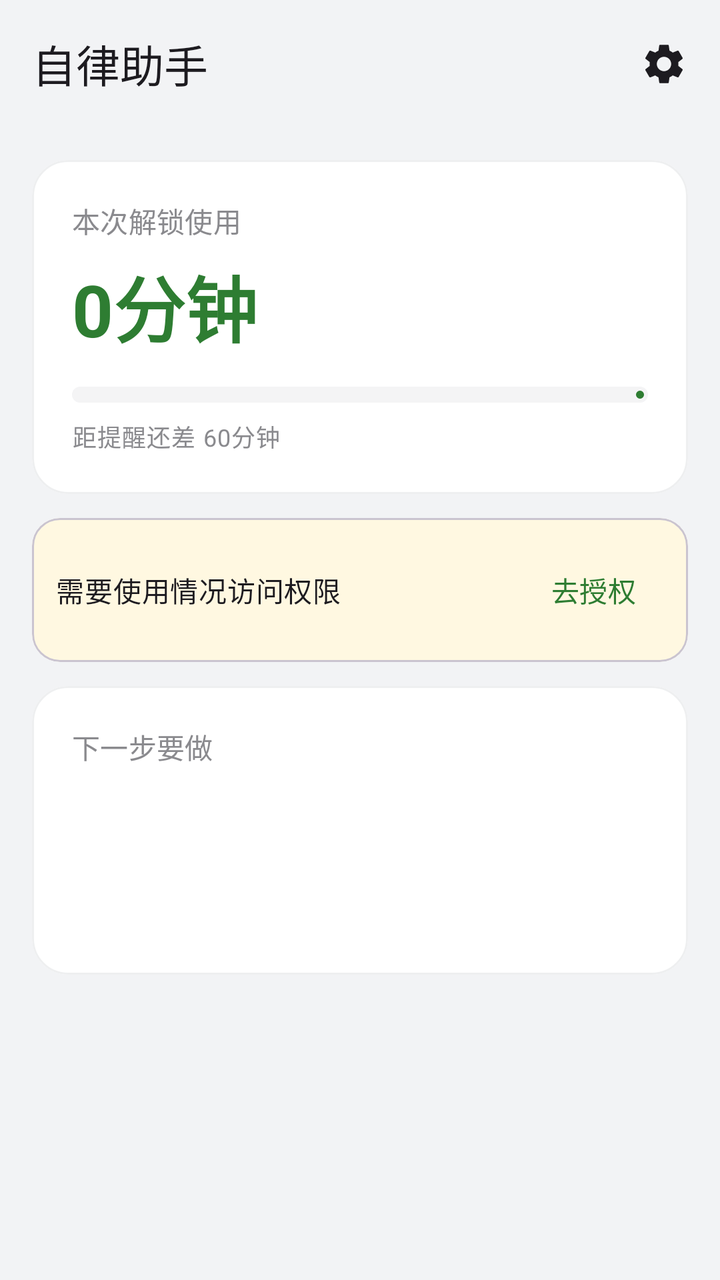
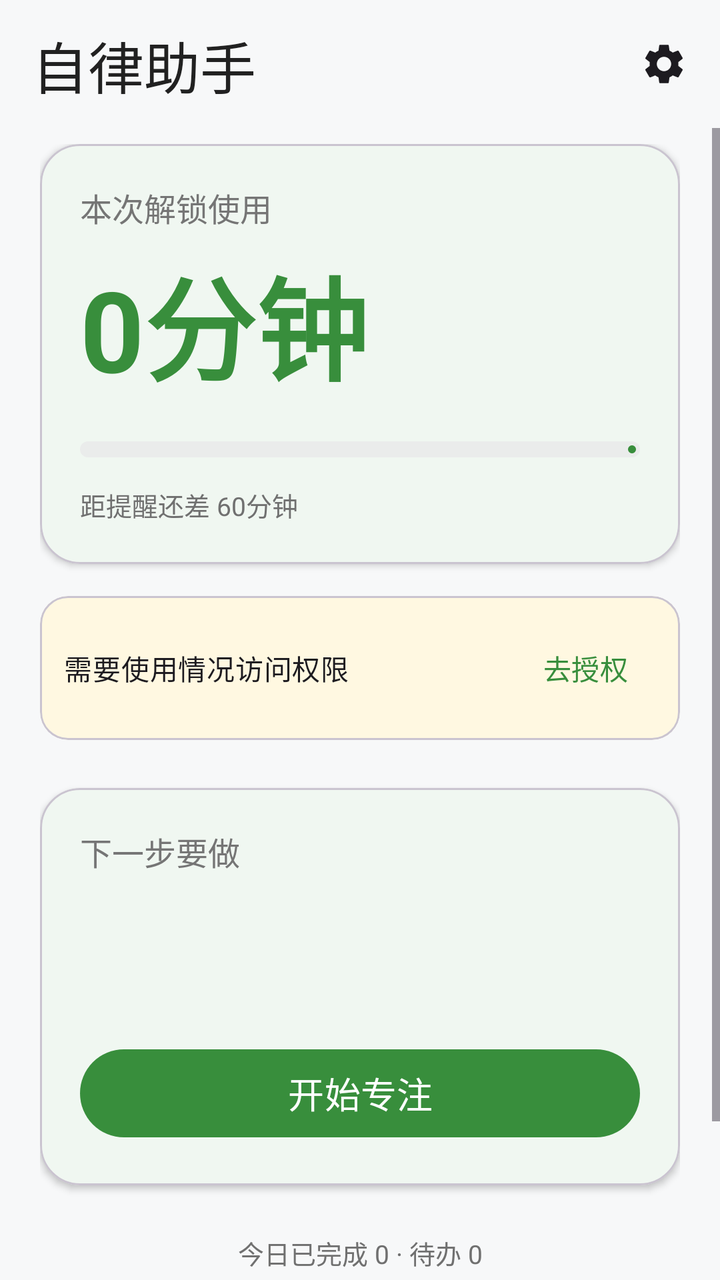

An Android layout rendered at two revisions. The XML below is the earlier revision; the diff shows what the commit changed to produce the second picture.
<!-- AndroidManifest.xml: application theme Theme.SelfDiscipline -->
<!-- res/layout/activity_main.xml -->
<?xml version="1.0" encoding="utf-8"?>
<LinearLayout xmlns:android="http://schemas.android.com/apk/res/android"
    xmlns:app="http://schemas.android.com/apk/res-auto"
    android:layout_width="match_parent"
    android:layout_height="match_parent"
    android:background="@color/bg"
    android:orientation="vertical">

    <com.google.android.material.appbar.MaterialToolbar
        android:id="@+id/toolbar"
        android:layout_width="match_parent"
        android:layout_height="?attr/actionBarSize"
        android:background="@color/bg"
        app:title="自律助手"
        app:titleTextAppearance="?attr/textAppearanceTitleLarge">

        <ImageView
            android:id="@+id/btnSettings"
            android:layout_width="40dp"
            android:layout_height="40dp"
            android:layout_gravity="end"
            android:layout_marginEnd="8dp"
            android:background="?attr/selectableItemBackgroundBorderless"
            android:contentDescription="设置"
            android:padding="8dp"
            android:src="@drawable/ic_settings" />
    </com.google.android.material.appbar.MaterialToolbar>

    <ScrollView
        android:layout_width="match_parent"
        android:layout_height="match_parent"
        android:fillViewport="true">

        <LinearLayout
            android:layout_width="match_parent"
            android:layout_height="wrap_content"
            android:orientation="vertical"
            android:padding="16dp">

            
            <com.google.android.material.card.MaterialCardView
                android:layout_width="match_parent"
                android:layout_height="wrap_content"
                app:cardBackgroundColor="@color/surface"
                app:cardCornerRadius="18dp"
                app:cardElevation="0dp"
                app:strokeColor="#EEEFF0"
                app:strokeWidth="1dp">

                <LinearLayout
                    android:layout_width="match_parent"
                    android:layout_height="wrap_content"
                    android:orientation="vertical"
                    android:padding="20dp">

                    <TextView
                        android:layout_width="wrap_content"
                        android:layout_height="wrap_content"
                        android:text="本次解锁使用"
                        android:textAppearance="?attr/textAppearanceLabelLarge"
                        android:textColor="@color/text_secondary" />

                    <TextView
                        android:id="@+id/tvUsage"
                        android:layout_width="wrap_content"
                        android:layout_height="wrap_content"
                        android:layout_marginTop="6dp"
                        android:text="0分钟"
                        android:textAppearance="?attr/textAppearanceDisplaySmall"
                        android:textColor="@color/primary"
                        android:textStyle="bold" />

                    <com.google.android.material.progressindicator.LinearProgressIndicator
                        android:id="@+id/progressUsage"
                        android:layout_width="match_parent"
                        android:layout_height="wrap_content"
                        android:layout_marginTop="14dp"
                        android:max="100"
                        app:indicatorColor="@color/primary"
                        app:trackColor="@color/surface_variant"
                        app:trackCornerRadius="4dp"
                        app:trackThickness="8dp" />

                    <TextView
                        android:id="@+id/tvUsageHint"
                        android:layout_width="wrap_content"
                        android:layout_height="wrap_content"
                        android:layout_marginTop="8dp"
                        android:text="距提醒还差 60分钟"
                        android:textAppearance="?attr/textAppearanceBodySmall"
                        android:textColor="@color/text_secondary" />
                </LinearLayout>
            </com.google.android.material.card.MaterialCardView>

            
            <com.google.android.material.card.MaterialCardView
                android:id="@+id/cardPermission"
                android:layout_width="match_parent"
                android:layout_height="wrap_content"
                android:layout_marginTop="12dp"
                app:cardBackgroundColor="#FFF8E1"
                app:cardCornerRadius="14dp"
                app:cardElevation="0dp">

                <LinearLayout
                    android:layout_width="match_parent"
                    android:layout_height="wrap_content"
                    android:gravity="center_vertical"
                    android:orientation="horizontal"
                    android:padding="12dp">

                    <TextView
                        android:layout_width="0dp"
                        android:layout_height="wrap_content"
                        android:layout_weight="1"
                        android:text="需要使用情况访问权限"
                        android:textAppearance="?attr/textAppearanceBodyMedium" />

                    <com.google.android.material.button.MaterialButton
                        android:id="@+id/btnGrantPermission"
                        android:layout_width="wrap_content"
                        android:layout_height="wrap_content"
                        android:minWidth="0dp"
                        android:paddingStart="14dp"
                        android:paddingEnd="14dp"
                        android:text="去授权"
                        style="@style/Widget.Material3.Button.TextButton" />
                </LinearLayout>
            </com.google.android.material.card.MaterialCardView>

            
            <com.google.android.material.card.MaterialCardView
                android:id="@+id/cardNextTask"
                android:layout_width="match_parent"
                android:layout_height="wrap_content"
                android:layout_marginTop="12dp"
                android:clickable="true"
                android:focusable="true"
                android:foreground="?attr/selectableItemBackground"
                app:cardBackgroundColor="@color/surface"
                app:cardCornerRadius="18dp"
                app:cardElevation="0dp"
                app:strokeColor="#EEEFF0"
                app:strokeWidth="1dp">

                <LinearLayout
                    android:layout_width="match_parent"
                    android:layout_height="wrap_content"
                    android:orientation="vertical"
                    android:padding="20dp">

                    <TextView
                        android:layout_width="wrap_content"
                        android:layout_height="wrap_content"
                        android:text="下一步要做"
                        android:textAppearance="?attr/textAppearanceLabelLarge"
                        android:textColor="@color/text_secondary" />

                    <TextView
                        android:id="@+id/tvNextTitle"
                        android:layout_width="wrap_content"
                        android:layout_height="wrap_content"
                        android:layout_marginTop="6dp"
                        android:textAppearance="?attr/textAppearanceHeadlineSmall"
                        android:textStyle="bold" />

                    <TextView
                        android:id="@+id/tvNextMeta"
                        android:layout_width="wrap_content"
                        android:layout_height="wrap_content"
                        android:layout_marginTop="2dp"
                        android:textAppearance="?attr/textAppearanceBodyMedium"
                        android:textColor="@color/text_secondary" />

                    <TextView
                        android:id="@+id/tvPendingCount"
                        android:layout_width="wrap_content"
                        android:layout_height="wrap_content"
                        android:layout_marginTop="8dp"
                        android:textAppearance="?attr/textAppearanceBodySmall"
                        android:textColor="@color/text_secondary" />
                </LinearLayout>
            </com.google.android.material.card.MaterialCardView>

            
            <com.google.android.material.card.MaterialCardView
                android:id="@+id/cardNoTask"
                android:layout_width="match_parent"
                android:layout_height="wrap_content"
                android:layout_marginTop="12dp"
                android:visibility="gone"
                app:cardBackgroundColor="@color/surface"
                app:cardCornerRadius="18dp"
                app:cardElevation="0dp"
                app:strokeColor="#EEEFF0"
                app:strokeWidth="1dp">

                <LinearLayout
                    android:layout_width="match_parent"
                    android:layout_height="wrap_content"
                    android:gravity="center"
                    android:orientation="vertical"
                    android:padding="24dp">

                    <TextView
                        android:layout_width="wrap_content"
                        android:layout_height="wrap_content"
                        android:text="暂无待办任务"
                        android:textAppearance="?attr/textAppearanceTitleMedium"
                        android:textColor="@color/text_secondary" />

                    <com.google.android.material.button.MaterialButton
                        android:id="@+id/btnGoAddTask"
                        android:layout_width="wrap_content"
                        android:layout_height="wrap_content"
                        android:layout_marginTop="8dp"
                        android:text="去添加任务"
                        style="@style/Widget.Material3.Button.TonalButton" />
                </LinearLayout>
            </com.google.android.material.card.MaterialCardView>
        </LinearLayout>
    </ScrollView>

    
    <com.google.android.material.floatingactionbutton.FloatingActionButton
        android:id="@+id/fabAddTodo"
        android:layout_width="wrap_content"
        android:layout_height="wrap_content"
        android:layout_gravity="bottom|center_horizontal"
        android:layout_marginBottom="24dp"
        android:contentDescription="快速添加待办"
        android:src="@drawable/ic_add"
        app:tint="@android:color/white" />
</LinearLayout>
<!-- resources referenced by this layout -->
<resources>
  <color name="bg">#F2F3F5</color>
  <color name="primary">#2E7D32</color>
  <color name="surface">#FFFFFF</color>
  <color name="surface_variant">#F4F4F5</color>
  <color name="text_secondary">#8A8A8E</color>
  <!-- drawable ic_add (drawable) -->
  <?xml version="1.0" encoding="utf-8"?>
  <vector xmlns:android="http://schemas.android.com/apk/res/android"
      android:width="24dp"
      android:height="24dp"
      android:viewportWidth="24"
      android:viewportHeight="24">
      <path
          android:fillColor="#FFFFFFFF"
          android:pathData="M19,13H13V19H11V13H5V11H11V5H13V11H19V13Z" />
  </vector>
  <!-- drawable ic_settings (drawable) -->
  <?xml version="1.0" encoding="utf-8"?>
  <vector xmlns:android="http://schemas.android.com/apk/res/android"
      android:width="24dp"
      android:height="24dp"
      android:viewportWidth="24"
      android:viewportHeight="24"
      android:tint="?attr/colorOnSurface">
      <path
          android:fillColor="#FF000000"
          android:pathData="M19.14,12.94c0.04,-0.3 0.06,-0.61 0.06,-0.94c0,-0.32 -0.02,-0.64 -0.07,-0.94l2.03,-1.58c0.18,-0.14 0.23,-0.41 0.12,-0.61l-1.92,-3.32c-0.12,-0.22 -0.37,-0.29 -0.59,-0.22l-2.39,0.96c-0.5,-0.38 -1.03,-0.7 -1.62,-0.94L14.4,2.81c-0.04,-0.24 -0.24,-0.41 -0.48,-0.41h-3.84c-0.24,0 -0.43,0.17 -0.47,0.41L9.25,5.35C8.66,5.59 8.12,5.92 7.63,6.29L5.24,5.33c-0.22,-0.08 -0.47,0 -0.59,0.22L2.74,8.87C2.62,9.08 2.66,9.34 2.86,9.48l2.03,1.58C4.84,11.36 4.8,11.69 4.8,12s0.02,0.64 0.07,0.94l-2.03,1.58c-0.18,0.14 -0.23,0.41 -0.12,0.61l1.92,3.32c0.12,0.22 0.37,0.29 0.59,0.22l2.39,-0.96c0.5,0.38 1.03,0.7 1.62,0.94l0.36,2.54c0.05,0.24 0.24,0.41 0.48,0.41h3.84c0.24,0 0.44,-0.17 0.47,-0.41l0.36,-2.54c0.59,-0.24 1.13,-0.56 1.62,-0.94l2.39,0.96c0.22,0.08 0.47,0 0.59,-0.22l1.92,-3.32c0.12,-0.22 0.07,-0.47 -0.12,-0.61L19.14,12.94zM12,15.6c-1.98,0 -3.6,-1.62 -3.6,-3.6s1.62,-3.6 3.6,-3.6s3.6,1.62 3.6,3.6S13.98,15.6 12,15.6z" />
  </vector>
  <style name="Theme.SelfDiscipline" parent="Theme.Material3.Light.NoActionBar">
          <item name="colorPrimary">@color/primary</item>
          <item name="colorOnPrimary">@color/white</item>
          <item name="colorPrimaryContainer">@color/primary_container</item>
          <item name="colorOnPrimaryContainer">@color/on_primary_container</item>
          <item name="colorSurface">@color/surface</item>
          <item name="colorSurfaceVariant">@color/surface_variant</item>
          <item name="android:windowBackground">@color/bg</item>
          <item name="android:statusBarColor">@color/bg</item>
          <item name="android:windowLightStatusBar">true</item>
      </style>
  <color name="white">#FFFFFF</color>
  <color name="primary_container">#A5D6A7</color>
  <color name="on_primary_container">#1B5E20</color>
</resources>

<!-- the commit's change to res/layout/activity_main.xml (unified diff, before → after) -->
@@ -9,20 +9,22 @@
     <com.google.android.material.appbar.MaterialToolbar
         android:id="@+id/toolbar"
         android:layout_width="match_parent"
-        android:layout_height="?attr/actionBarSize"
+        android:layout_height="wrap_content"
         android:background="@color/bg"
+        android:paddingTop="8dp"
+        android:paddingBottom="8dp"
         app:title="自律助手"
-        app:titleTextAppearance="?attr/textAppearanceTitleLarge">
+        app:titleTextAppearance="@style/TextAppearance.App.Title">
 
         <ImageView
             android:id="@+id/btnSettings"
-            android:layout_width="40dp"
-            android:layout_height="40dp"
+            android:layout_width="44dp"
+            android:layout_height="44dp"
             android:layout_gravity="end"
-            android:layout_marginEnd="8dp"
+            android:layout_marginEnd="6dp"
             android:background="?attr/selectableItemBackgroundBorderless"
             android:contentDescription="设置"
-            android:padding="8dp"
+            android:padding="10dp"
             android:src="@drawable/ic_settings" />
     </com.google.android.material.appbar.MaterialToolbar>
 
@@ -35,17 +37,18 @@
             android:layout_width="match_parent"
             android:layout_height="wrap_content"
             android:orientation="vertical"
-            android:padding="16dp">
+            android:paddingStart="20dp"
+            android:paddingEnd="20dp"
+            android:paddingTop="8dp"
+            android:paddingBottom="96dp">
 
             
             <com.google.android.material.card.MaterialCardView
                 android:layout_width="match_parent"
                 android:layout_height="wrap_content"
                 app:cardBackgroundColor="@color/surface"
-                app:cardCornerRadius="18dp"
-                app:cardElevation="0dp"
-                app:strokeColor="#EEEFF0"
-                app:strokeWidth="1dp">
+                app:cardCornerRadius="20dp"
+                app:cardElevation="2dp">
 
                 <LinearLayout
                     android:layout_width="match_parent"
@@ -57,8 +60,8 @@
                         android:layout_width="wrap_content"
                         android:layout_height="wrap_content"
                         android:text="本次解锁使用"
-                        android:textAppearance="?attr/textAppearanceLabelLarge"
-                        android:textColor="@color/text_secondary" />
+                        android:textColor="@color/text_label"
+                        android:textSize="16sp" />
 
                     <TextView
                         android:id="@+id/tvUsage"
@@ -66,15 +69,15 @@
                         android:layout_height="wrap_content"
                         android:layout_marginTop="6dp"
                         android:text="0分钟"
-                        android:textAppearance="?attr/textAppearanceDisplaySmall"
                         android:textColor="@color/primary"
+                        android:textSize="56sp"
                         android:textStyle="bold" />
 
                     <com.google.android.material.progressindicator.LinearProgressIndicator
                         android:id="@+id/progressUsage"
                         android:layout_width="match_parent"
                         android:layout_height="wrap_content"
-                        android:layout_marginTop="14dp"
+                        android:layout_marginTop="18dp"
                         android:max="100"
                         app:indicatorColor="@color/primary"
                         app:trackColor="@color/surface_variant"
@@ -85,10 +88,10 @@
                         android:id="@+id/tvUsageHint"
                         android:layout_width="wrap_content"
                         android:layout_height="wrap_content"
-                        android:layout_marginTop="8dp"
+                        android:layout_marginTop="14dp"
                         android:text="距提醒还差 60分钟"
-                        android:textAppearance="?attr/textAppearanceBodySmall"
-                        android:textColor="@color/text_secondary" />
+                        android:textColor="@color/text_secondary"
+                        android:textSize="13sp" />
                 </LinearLayout>
             </com.google.android.material.card.MaterialCardView>
 
@@ -97,7 +100,7 @@
                 android:id="@+id/cardPermission"
                 android:layout_width="match_parent"
                 android:layout_height="wrap_content"
-                android:layout_marginTop="12dp"
+                android:layout_marginTop="16dp"
                 app:cardBackgroundColor="#FFF8E1"
                 app:cardCornerRadius="14dp"
                 app:cardElevation="0dp">
@@ -133,15 +136,13 @@
                 android:id="@+id/cardNextTask"
                 android:layout_width="match_parent"
                 android:layout_height="wrap_content"
-                android:layout_marginTop="12dp"
+                android:layout_marginTop="24dp"
                 android:clickable="true"
                 android:focusable="true"
                 android:foreground="?attr/selectableItemBackground"
                 app:cardBackgroundColor="@color/surface"
-                app:cardCornerRadius="18dp"
-                app:cardElevation="0dp"
-                app:strokeColor="#EEEFF0"
-                app:strokeWidth="1dp">
+                app:cardCornerRadius="20dp"
+                app:cardElevation="2dp">
 
                 <LinearLayout
                     android:layout_width="match_parent"
@@ -153,47 +154,57 @@
                         android:layout_width="wrap_content"
                         android:layout_height="wrap_content"
                         android:text="下一步要做"
-                        android:textAppearance="?attr/textAppearanceLabelLarge"
-                        android:textColor="@color/text_secondary" />
+                        android:textColor="@color/text_label"
+                        android:textSize="16sp" />
 
                     <TextView
                         android:id="@+id/tvNextTitle"
                         android:layout_width="wrap_content"
                         android:layout_height="wrap_content"
                         android:layout_marginTop="6dp"
-                        android:textAppearance="?attr/textAppearanceHeadlineSmall"
+                        android:textColor="@color/text_primary"
+                        android:textSize="24sp"
                         android:textStyle="bold" />
 
                     <TextView
                         android:id="@+id/tvNextMeta"
                         android:layout_width="wrap_content"
                         android:layout_height="wrap_content"
-                        android:layout_marginTop="2dp"
-                        android:textAppearance="?attr/textAppearanceBodyMedium"
-                        android:textColor="@color/text_secondary" />
-
-                    <TextView
-                        android:id="@+id/tvPendingCount"
-                        android:layout_width="wrap_content"
-                        android:layout_height="wrap_content"
-                        android:layout_marginTop="8dp"
-                        android:textAppearance="?attr/textAppearanceBodySmall"
-                        android:textColor="@color/text_secondary" />
-                </LinearLayout>
-            </com.google.android.material.card.MaterialCardView>
+                        android:layout_marginTop="6dp"
+                        android:textColor="@color/text_secondary"
+                        android:textSize="14sp" />
+
+                    <com.google.android.material.button.MaterialButton
+                        android:id="@+id/btnStartFocus"
+                        android:layout_width="match_parent"
+                        android:layout_height="52dp"
+                        android:layout_marginTop="20dp"
+                        android:text="开始专注"
+                        android:textSize="18sp" />
+                </LinearLayout>
+            </com.google.android.material.card.MaterialCardView>
+
+            
+            <TextView
+                android:id="@+id/tvTodayStats"
+                android:layout_width="match_parent"
+                android:layout_height="wrap_content"
+                android:layout_marginTop="24dp"
+                android:gravity="center"
+                android:text="今日已完成 0 · 待办 0"
+                android:textColor="@color/text_secondary"
+                android:textSize="13sp" />
 
             
             <com.google.android.material.card.MaterialCardView
                 android:id="@+id/cardNoTask"
                 android:layout_width="match_parent"
                 android:layout_height="wrap_content"
-                android:layout_marginTop="12dp"
+                android:layout_marginTop="24dp"
                 android:visibility="gone"
                 app:cardBackgroundColor="@color/surface"
-                app:cardCornerRadius="18dp"
-                app:cardElevation="0dp"
-                app:strokeColor="#EEEFF0"
-                app:strokeWidth="1dp">
+                app:cardCornerRadius="20dp"
+                app:cardElevation="2dp">
 
                 <LinearLayout
                     android:layout_width="match_parent"
<!-- resource entries referenced after the edit -->
@@ -1,10 +1,12 @@
 <!-- resources referenced by this layout -->
 <resources>
-  <color name="bg">#F2F3F5</color>
-  <color name="primary">#2E7D32</color>
+  <color name="bg">#F7F8F9</color>
+  <color name="primary">#388E3C</color>
   <color name="surface">#FFFFFF</color>
-  <color name="surface_variant">#F4F4F5</color>
-  <color name="text_secondary">#8A8A8E</color>
+  <color name="surface_variant">#EAECEB</color>
+  <color name="text_label">#757575</color>
+  <color name="text_primary">#212121</color>
+  <color name="text_secondary">#707070</color>
   <!-- drawable ic_add (drawable) -->
   <?xml version="1.0" encoding="utf-8"?>
   <vector xmlns:android="http://schemas.android.com/apk/res/android"
@@ -28,6 +30,11 @@
           android:fillColor="#FF000000"
           android:pathData="M19.14,12.94c0.04,-0.3 0.06,-0.61 0.06,-0.94c0,-0.32 -0.02,-0.64 -0.07,-0.94l2.03,-1.58c0.18,-0.14 0.23,-0.41 0.12,-0.61l-1.92,-3.32c-0.12,-0.22 -0.37,-0.29 -0.59,-0.22l-2.39,0.96c-0.5,-0.38 -1.03,-0.7 -1.62,-0.94L14.4,2.81c-0.04,-0.24 -0.24,-0.41 -0.48,-0.41h-3.84c-0.24,0 -0.43,0.17 -0.47,0.41L9.25,5.35C8.66,5.59 8.12,5.92 7.63,6.29L5.24,5.33c-0.22,-0.08 -0.47,0 -0.59,0.22L2.74,8.87C2.62,9.08 2.66,9.34 2.86,9.48l2.03,1.58C4.84,11.36 4.8,11.69 4.8,12s0.02,0.64 0.07,0.94l-2.03,1.58c-0.18,0.14 -0.23,0.41 -0.12,0.61l1.92,3.32c0.12,0.22 0.37,0.29 0.59,0.22l2.39,-0.96c0.5,0.38 1.03,0.7 1.62,0.94l0.36,2.54c0.05,0.24 0.24,0.41 0.48,0.41h3.84c0.24,0 0.44,-0.17 0.47,-0.41l0.36,-2.54c0.59,-0.24 1.13,-0.56 1.62,-0.94l2.39,0.96c0.22,0.08 0.47,0 0.59,-0.22l1.92,-3.32c0.12,-0.22 0.07,-0.47 -0.12,-0.61L19.14,12.94zM12,15.6c-1.98,0 -3.6,-1.62 -3.6,-3.6s1.62,-3.6 3.6,-3.6s3.6,1.62 3.6,3.6S13.98,15.6 12,15.6z" />
   </vector>
+  <style name="TextAppearance.App.Title" parent="TextAppearance.Material3.TitleLarge">
+          <item name="android:textSize">28sp</item>
+          <item name="android:fontFamily">sans-serif-medium</item>
+          <item name="android:textColor">@color/text_primary</item>
+      </style>
   <style name="Theme.SelfDiscipline" parent="Theme.Material3.Light.NoActionBar">
           <item name="colorPrimary">@color/primary</item>
           <item name="colorOnPrimary">@color/white</item>
